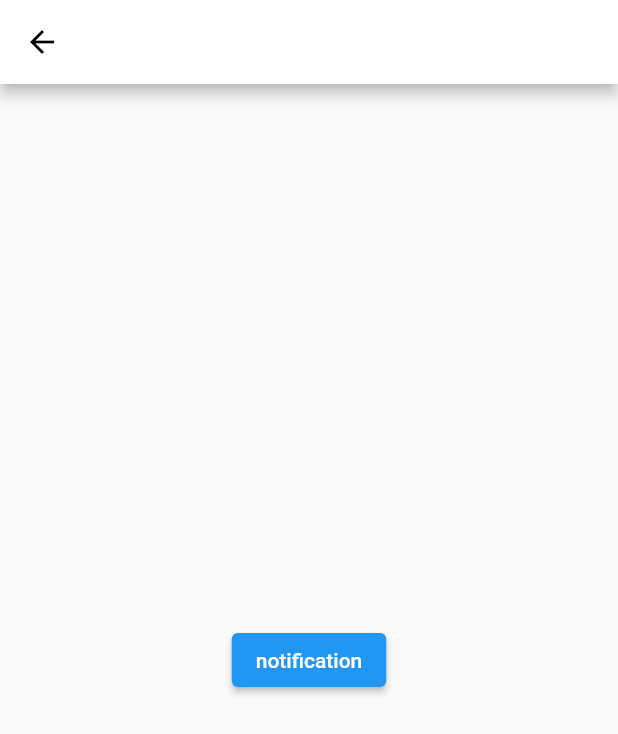
After one commit to ryoush95/kigo_flutter, a Flutter app: the screen it shows after launch, after a tap on the "settings" icon, on a phone screen of 412 x 824 dp. The commit adds this screen. Shown: the top 734 px of the screen. Run offline on Flutter 3.47's test engine with Material 2 defaults, Android fonts, the phone set to English and light mode, and no system bars; our stand-ins replace flutter_local_notifications, webview_flutter.

Commit message:
webview local notification

```diff
--- /dev/null
+++ b/lib/Setting.dart
@@ -0,0 +1,83 @@
+import 'package:flutter/material.dart';
+import 'package:flutter_local_notifications/flutter_local_notifications.dart';
+
+import 'Webview.dart';
+
+class Setting extends StatefulWidget {
+  const Setting({Key? key}) : super(key: key);
+
+  @override
+  _SettingState createState() => _SettingState();
+}
+
+class _SettingState extends State<Setting> {
+  FlutterLocalNotificationsPlugin _flutterLocalNotificationsPlugin =
+  FlutterLocalNotificationsPlugin();
+
+  @override
+  void initState() {
+    // TODO: implement initState
+    super.initState();
+    var initializationSettingsAndroid =
+    AndroidInitializationSettings('@mipmap/ic_launcher');
+    var initializationSettingsIOS = IOSInitializationSettings();
+
+    var initializationSettings = InitializationSettings(
+        android: initializationSettingsAndroid, iOS: initializationSettingsIOS);
+
+    _flutterLocalNotificationsPlugin.initialize(initializationSettings,
+        onSelectNotification: (String? payload) async {
+          debugPrint("$payload");
+          showDialog(
+              context: context,
+              builder: (_) => Webview()
+          );
+        });
+  }
+
+  @override
+  Widget build(BuildContext context) {
+    return Scaffold(
+      appBar: AppBar(
+        backgroundColor: Colors.white,
+        leading: IconButton(
+          icon: Icon(Icons.arrow_back),
+          color: Colors.black,
+          onPressed: () {
+            Navigator.pop(context);
+          },
+        ),
+      ),
+      body: Center(
+        child: Container(
+          child: Column(
+            mainAxisAlignment: MainAxisAlignment.center,
+            children: [
+              ElevatedButton(onPressed: () {
+                _showNotification();
+              }, child: Text('notification'))
+            ],
+          ),
+        ),
+      ),
+    );
+  }
+  Future<void> _showNotification() async {
+    var android = AndroidNotificationDetails(
+        'your channel id', 'your channel name', 'channel description',
+        playSound: true,
+        importance: Importance.max,
+        priority: Priority.high);
+
+    var ios = IOSNotificationDetails();
+    var detail = NotificationDetails(android: android, iOS: ios);
+
+    await _flutterLocalNotificationsPlugin.show(
+      0,
+      'kigo',
+      'webview',
+      detail,
+      payload: 'Hello Flutter',
+    );
+  }
+}
--- a/lib/Webview.dart
+++ b/lib/Webview.dart
@@ -3,6 +3,8 @@ import 'dart:io';
 import 'package:flutter/material.dart';
 import 'package:flutter/services.dart';
 import 'package:webview_flutter/webview_flutter.dart';
+
+import 'Setting.dart';
 
 class Webview extends StatefulWidget {
   const Webview({Key? key}) : super(key: key);
@@ -24,7 +26,7 @@ class _WebviewState extends State<Webview> {
   Widget build(BuildContext context) {
     return WillPopScope(
       onWillPop: () {
-        var future = _controller.canGoBack();
+        Future future = _controller.canGoBack();
         future.then((canGoBack) {
           if (canGoBack) {
             _controller.goBack();
@@ -42,12 +44,52 @@ class _WebviewState extends State<Webview> {
                       onPressed: () => Navigator.pop(context, false),
                       child: Text("아니요"))
                 ],
-                    ));
+              ),
+            );
           }
         });
         return Future.value(false);
       },
       child: Scaffold(
+        floatingActionButton: FloatingActionButton(
+          onPressed: () {
+            Navigator.push(
+              context,
+              MaterialPageRoute(builder: (context) => Setting()),
+            );
+          },
+          child: Icon(
+            Icons.settings,
+            color: Colors.white,
+          ),
+        ),
+        // appBar: AppBar(
+        //   backgroundColor: Colors.white,
+        //   elevation: 0.0,
+        //   leading: IconButton(
+        //     onPressed: () {
+        //       Future future = _controller.canGoBack();
+        //       future.then((canGoBack) {
+        //         if (canGoBack) {
+        //           _controller.goBack();
+        //         } else {
+        //           print('fail');
+        //         }
+        //       });
+        //     },
+        //     icon: Icon(Icons.arrow_back),
+        //     color: Colors.black,
+        //   ),
+        //   actions: [
+        //     IconButton(
+        //       onPressed: () {
+        //         print('2222');
+        //       },
+        //       icon: Icon(Icons.settings),
+        //       color: Colors.black,
+        //     ),
+        //   ],
+        // ),
         body: SafeArea(
           child: WebView(
             onWebViewCreated: (WebViewController webViewController) {
--- a/pubspec.yaml
+++ b/pubspec.yaml
@@ -46,6 +46,7 @@ dev_dependencies:
   # rules and activating additional ones.
   flutter_lints: ^1.0.0
   webview_flutter: ^2.3.1
+  flutter_local_notifications: ^8.2.0
 
 # For information on the generic Dart part of this file, see the
 # following page: https://dart.dev/tools/pub/pubspec
```
Also changed, not shown: pubspec.lock, 4 other files. Lines whose indentation alone changed are shown as unchanged.
